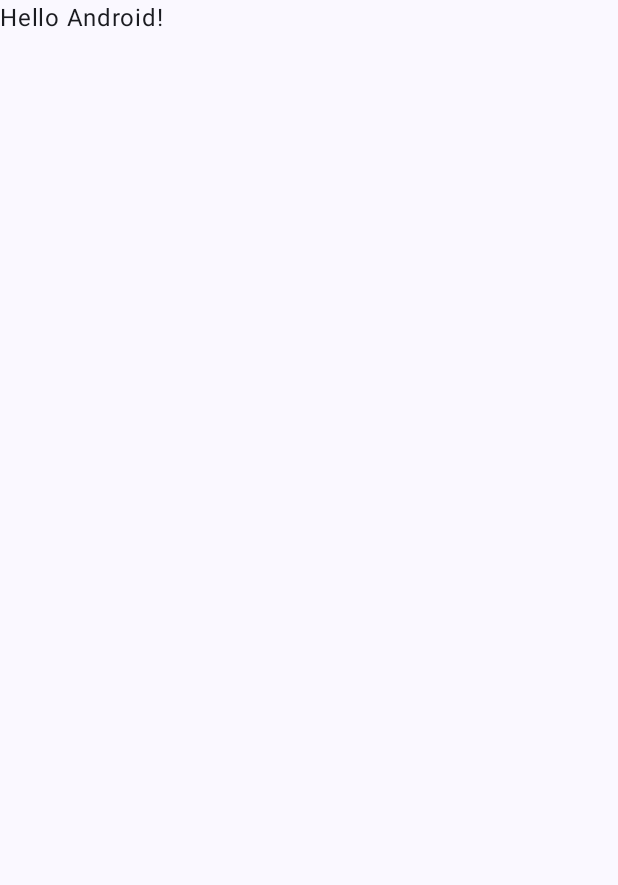
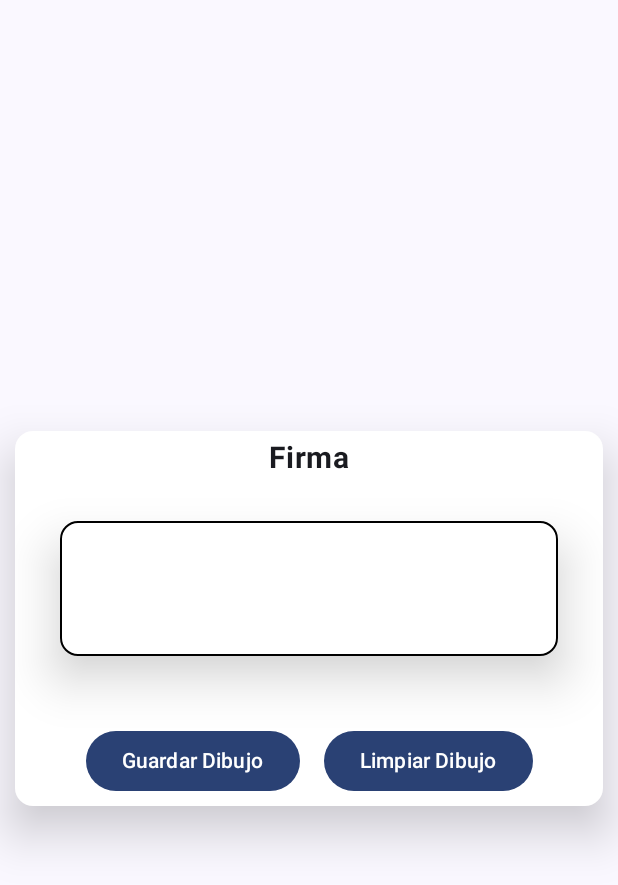
Before and after one commit to alejandro342/BottomNavBar, an Android app built with Jetpack Compose: the screen it shows after launch (MainActivity), on a phone screen of 412 x 824 dp. Before the commit the part shown is almost empty. Shown: the top 885 px of the screen. Run offline under Robolectric (Android 15) with nearby library versions, the phone set to English and light mode, and no system bars.

Commit message:
Firma
Se agrego campo para firmar ¿, con un canvas

Co-Authored-By: Alejandro Ambrosio <67438573+alejandro342@users.noreply.github.com>

```diff
--- a/app/build.gradle.kts
+++ b/app/build.gradle.kts
@@ -5,12 +5,12 @@
 
 android {
     namespace = "com.alejandro_dev_links.bottomnavbar"
-    compileSdk = 33
+    compileSdk = 34
 
     defaultConfig {
         applicationId = "com.alejandro_dev_links.bottomnavbar"
         minSdk = 24
-        targetSdk = 33
+        targetSdk = 34
         versionCode = 1
         versionName = "1.0"
 
--- a/app/src/main/java/com/alejandro_dev_links/bottomnavbar/MainActivity.kt
+++ b/app/src/main/java/com/alejandro_dev_links/bottomnavbar/MainActivity.kt
@@ -10,6 +10,7 @@
 import androidx.compose.runtime.Composable
 import androidx.compose.ui.Modifier
 import androidx.compose.ui.tooling.preview.Preview
+import com.alejandro_dev_links.bottomnavbar.firma.screen.DrawingScreen
 import com.alejandro_dev_links.bottomnavbar.ui.theme.BottomNavBarTheme
 
 class MainActivity : ComponentActivity() {
@@ -22,25 +23,9 @@
                     modifier = Modifier.fillMaxSize(),
                     color = MaterialTheme.colorScheme.background
                 ) {
-                    Greeting("Android")
+                    DrawingScreen()
                 }
             }
         }
     }
 }
-
-@Composable
-fun Greeting(name: String, modifier: Modifier = Modifier) {
-    Text(
-        text = "Hello $name!",
-        modifier = modifier
-    )
-}
-
-@Preview(showBackground = true)
-@Composable
-fun GreetingPreview() {
-    BottomNavBarTheme {
-        Greeting("Android")
-    }
-}
--- /dev/null
+++ b/app/src/main/java/com/alejandro_dev_links/bottomnavbar/firma/component/DrawingContent.kt
@@ -0,0 +1,132 @@
+package com.alejandro_dev_links.bottomnavbar.firma.component
+
+import android.annotation.SuppressLint
+import androidx.compose.foundation.BorderStroke
+import androidx.compose.foundation.Canvas
+import androidx.compose.foundation.gestures.detectDragGestures
+import androidx.compose.foundation.layout.Arrangement
+import androidx.compose.foundation.layout.Column
+import androidx.compose.foundation.layout.Row
+import androidx.compose.foundation.layout.Spacer
+import androidx.compose.foundation.layout.fillMaxSize
+import androidx.compose.foundation.layout.fillMaxWidth
+import androidx.compose.foundation.layout.height
+import androidx.compose.foundation.layout.padding
+import androidx.compose.foundation.layout.width
+import androidx.compose.material3.Button
+import androidx.compose.material3.Card
+import androidx.compose.material3.CardDefaults
+import androidx.compose.material3.Text
+import androidx.compose.runtime.Composable
+import androidx.compose.runtime.getValue
+import androidx.compose.runtime.mutableStateListOf
+import androidx.compose.runtime.mutableStateOf
+import androidx.compose.runtime.remember
+import androidx.compose.runtime.setValue
+import androidx.compose.ui.Alignment
+import androidx.compose.ui.Modifier
+import androidx.compose.ui.graphics.Color
+import androidx.compose.ui.graphics.StrokeCap
+import androidx.compose.ui.input.pointer.pointerInput
+import androidx.compose.ui.text.font.FontWeight
+import androidx.compose.ui.tooling.preview.Preview
+import androidx.compose.ui.unit.dp
+import androidx.compose.ui.unit.sp
+import com.alejandro_dev_links.bottomnavbar.firma.util.Line
+import com.alejandro_dev_links.bottomnavbar.ui.theme.BottomNavBarTheme
+
+@SuppressLint("MutableCollectionMutableState")
+@Composable
+fun DrawingContent() {
+    val lines = remember { mutableStateListOf<Line>() }
+    var lineas by remember { mutableStateOf(mutableStateListOf<Line>()) }
+    Column(
+        modifier = Modifier.fillMaxSize(),
+        verticalArrangement = Arrangement.Center,
+        horizontalAlignment = Alignment.CenterHorizontally
+    ) {
+        Card(
+            modifier = Modifier
+                .fillMaxWidth()
+                .height(250.dp)
+                .padding(horizontal = 10.dp),
+            elevation = CardDefaults.cardElevation(20.dp),
+            colors = CardDefaults.cardColors(
+                containerColor = Color.White
+            )
+        ) {
+            Column(
+                modifier = Modifier.fillMaxSize(),
+                verticalArrangement = Arrangement.Center,
+                horizontalAlignment = Alignment.CenterHorizontally
+            ) {
+                Text(text = "Firma", fontSize = 20.sp, fontWeight = FontWeight.Bold)
+                Card(
+                    modifier = Modifier
+                        .fillMaxWidth()
+                        .height(150.dp)
+                        .padding(30.dp),
+                    elevation = CardDefaults.cardElevation(20.dp),
+                    colors = CardDefaults.cardColors(
+                        containerColor = Color.White
+                    ),
+                    border = BorderStroke(1.dp, Color.Black)
+                ) {
+                    Canvas(modifier = Modifier
+                        .fillMaxSize()
+                        .pointerInput(true) {
+                            detectDragGestures { change, dragAmount ->
+                                change.consume()
+                                val line = Line(
+                                    start = change.position - dragAmount,
+                                    end = change.position
+                                )
+                                lines.add(line)
+                            }
+                        }) {
+                        lines.forEach { line ->
+                            drawLine(
+                                color = line.color,
+                                start = line.start,
+                                end = line.end,
+                                strokeWidth = line.strokeWidth.toPx(),
+                                cap = StrokeCap.Round
+                            )
+                        }
+                    }
+                }
+
+                Spacer(modifier = Modifier.height(16.dp))
+                Row(
+                    modifier = Modifier.fillMaxWidth(),
+                    verticalAlignment = Alignment.CenterVertically,
+                    horizontalArrangement = Arrangement.Center
+                ) {
+                    Button(onClick = {
+                        val saveFirma = lines.toList()
+                        println("Número de líneas dibujadas: ${saveFirma}")
+                    }) {
+                        Text("Guardar Dibujo")
+                    }
+
+                    Spacer(modifier = Modifier.width(16.dp))
+
+                    Button(onClick = {
+                        lineas = lines
+                        lineas.clear()
+                    }) {
+                        Text("Limpiar Dibujo")
+                    }
+                }
+            }
+        }
+    }
+}
+
+@Composable
+@Preview
+fun DrawingContentPre() {
+    BottomNavBarTheme {
+        DrawingContent()
+    }
+}
--- /dev/null
+++ b/app/src/main/java/com/alejandro_dev_links/bottomnavbar/firma/screen/DrawingScreen.kt
@@ -0,0 +1,16 @@
+package com.alejandro_dev_links.bottomnavbar.firma.screen
+
+import android.annotation.SuppressLint
+import androidx.compose.material3.ExperimentalMaterial3Api
+import androidx.compose.material3.Scaffold
+import androidx.compose.runtime.Composable
+import com.alejandro_dev_links.bottomnavbar.firma.component.DrawingContent
+
+@SuppressLint("UnusedMaterial3ScaffoldPaddingParameter")
+@OptIn(ExperimentalMaterial3Api::class)
+@Composable
+fun DrawingScreen() {
+    Scaffold {
+        DrawingContent()
+    }
+}
```
Also changed, not shown: app/src/main/java/com/alejandro_dev_links/bottomnavbar/firma/util/Line.kt (added, +13 -0 lines).
